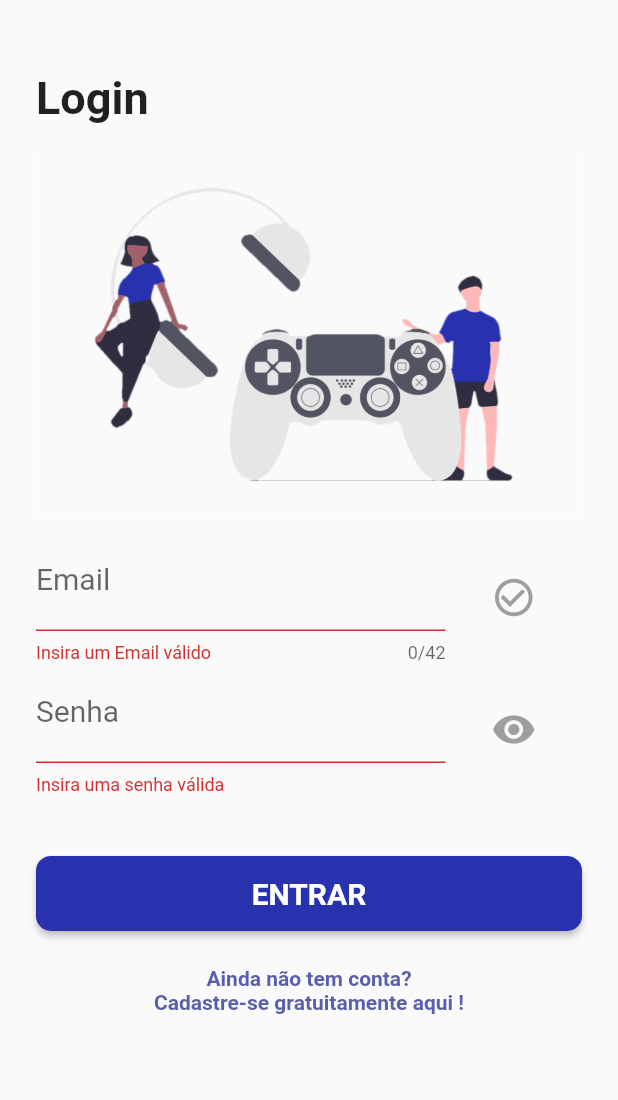
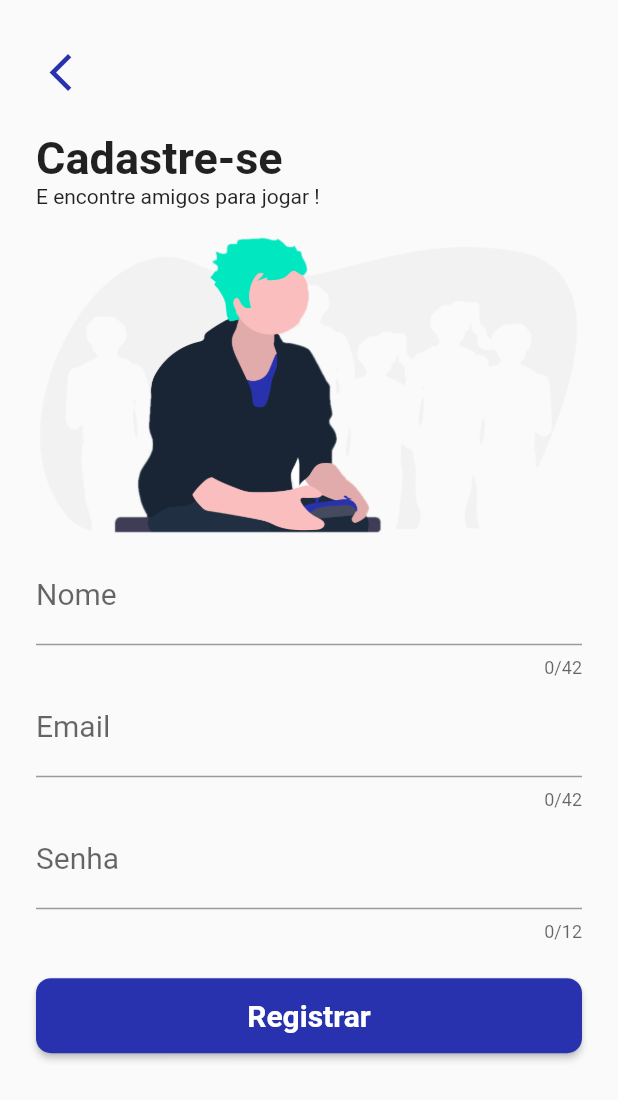
Before and after one commit to kauemurakami/os3, a Flutter app: the screen it shows after launch, after a tap on "ENTRAR", after a tap on "Ainda não tem conta?", on a phone screen of 412 x 824 dp. Shown: the top 1100 px of the screen. Run offline on Flutter 3.47's test engine with Material 2 defaults, Android fonts, the phone set to English and light mode, and no system bars; drawn by our look-alikes of loader_overlay; our stand-ins replace cloud_firestore, firebase_auth, flutter_spinkit, get; accounts and stored records are empty.

Commit message:
cadastro page

```diff
--- a/lib/app/modules/cadastro/cadastro_page.dart
+++ b/lib/app/modules/cadastro/cadastro_page.dart
@@ -0,0 +1,103 @@
+import 'package:flutter/material.dart';
+import 'package:get/get.dart';
+import 'package:loader_overlay/loader_overlay.dart';
+import 'package:os_tres/app/modules/cadastro/cadastro_controller.dart';
+import 'package:os_tres/app/routes/app_pages.dart';
+import 'package:os_tres/app/theme/app_text.dart';
+import 'package:os_tres/app/widgets/custom_button_widget.dart';
+import 'package:os_tres/app/widgets/custom_buttonback_widget.dart';
+import 'package:os_tres/app/widgets/custom_tff_widget.dart';
+
+class CadastroPage extends GetView<CadastroController> {
+  static final GlobalKey formKey = GlobalKey<FormState>();
+  static final GlobalKey<ScaffoldState> scaffoldKey =
+      GlobalKey<ScaffoldState>();
+
+  @override
+  Widget build(BuildContext context) {
+    return Scaffold(
+        key: scaffoldKey,
+        body: SafeArea(
+            child: SingleChildScrollView(
+                child: Form(
+                    key: formKey,
+                    child: Container(
+                        width: Get.width,
+                        padding: const EdgeInsets.all(24.0),
+                        child: Column(
+                            crossAxisAlignment: CrossAxisAlignment.start,
+                            children: [
+                              CustomButtonBack(),
+                              Padding(
+                                padding: const EdgeInsets.only(top: 16.0),
+                                child: Column(
+                                  crossAxisAlignment: CrossAxisAlignment.start,
+                                  children: [
+                                    Text(
+                                      'Cadastre-se',
+                                      style: title,
+                                    ),
+                                    Text('E encontre amigos para jogar !')
+                                  ],
+                                ),
+                              ),
+                              Padding(
+                                padding: const EdgeInsets.only(
+                                    top: 16.0, bottom: 8.0),
+                                child: Image.asset('assets/images/ninja.png'),
+                              ),
+                              CustomTextFormField(
+                                text: 'Nome',
+                                max: 42,
+                                onChanged: (value) =>
+                                    controller.onChangedNome(value),
+                                validator: (value) =>
+                                    controller.validateNome(value),
+                                onSaved: (value) =>
+                                    controller.onSavedNome(value),
+                                type: TextInputType.text,
+                              ),
+                              CustomTextFormField(
+                                text: 'Email',
+                                max: 42,
+                                onChanged: (value) =>
+                                    controller.onChangedEmail(value),
+                                validator: (value) =>
+                                    controller.validateEmail(value),
+                                onSaved: (value) =>
+                                    controller.onSavedEmail(value),
+                                type: TextInputType.emailAddress,
+                              ),
+                              CustomTextFormField(
+                                text: 'Senha',
+                                max: 12,
+                                onChanged: (value) =>
+                                    controller.onChangedSenha(value),
+                                validator: (value) =>
+                                    controller.validateSenha(value),
+                                onSaved: (value) =>
+                                    controller.onSavedSenha(value),
+                                type: TextInputType.text,
+                              ),
+                              Padding(
+                                padding: const EdgeInsets.only(top: 24.0),
+                                child: CustomButtonWidget(
+                                  text: 'Registrar',
+                                  callback: () async {
+                                    final FormState form = formKey.currentState;
+                                    if (form.validate()) {
+                                      form.save();
+                                      scaffoldKey.currentContext
+                                          .showLoaderOverlay();
+                                      await controller.cadastrar();
+                                      scaffoldKey.currentContext
+                                          .hideLoaderOverlay();
+                                      Get.offAllNamed(Routes.HOME,
+                                          arguments: controller.user);
+                                    }
+                                  },
+                                ),
+                              )
+                            ]))))));
+  }
+}
--- a/lib/app/routes/app_pages.dart
+++ b/lib/app/routes/app_pages.dart
@@ -1,10 +1,12 @@
 import 'package:get/get.dart';
+import 'package:os_tres/app/modules/cadastro/cadastro_page.dart';
 import 'package:os_tres/app/modules/login/login_page.dart';
 part './app_routes.dart';
 
 abstract class AppPages {
 
   static final pages = [
-    GetPage(name: Routes.LOGIN, page:()=> LoginPage(),)
+    GetPage(name: Routes.LOGIN, page:()=> LoginPage(),),
+    GetPage(name: Routes.CADASTRO, page:()=> CadastroPage(),)
   ];
 }
```
